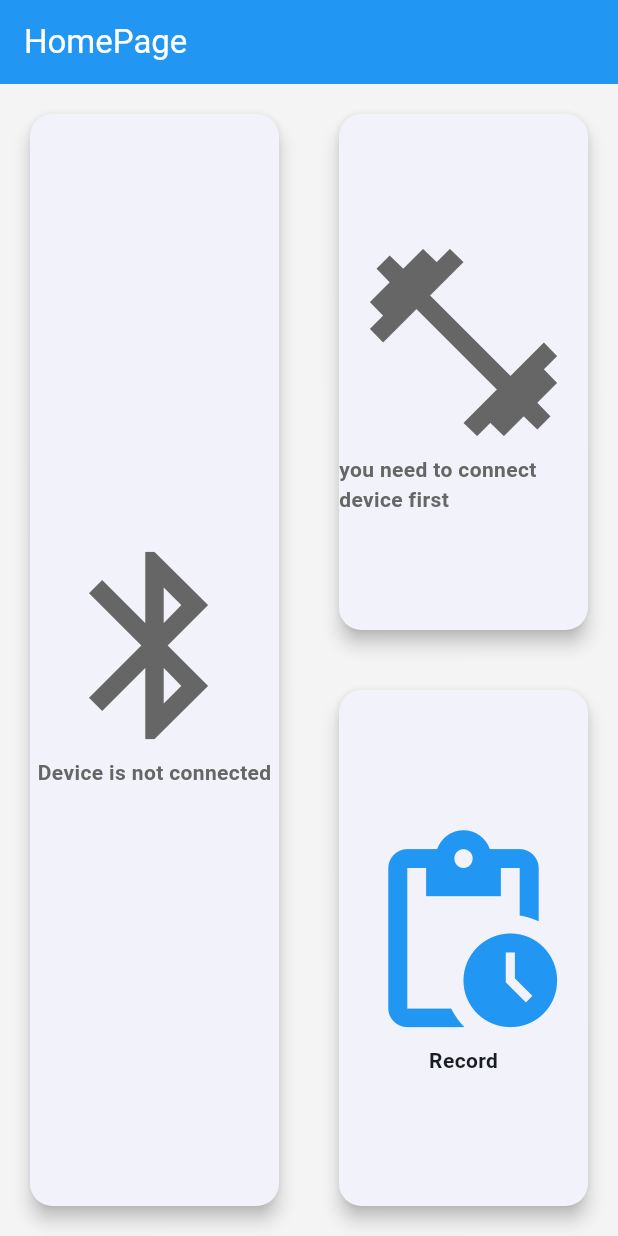
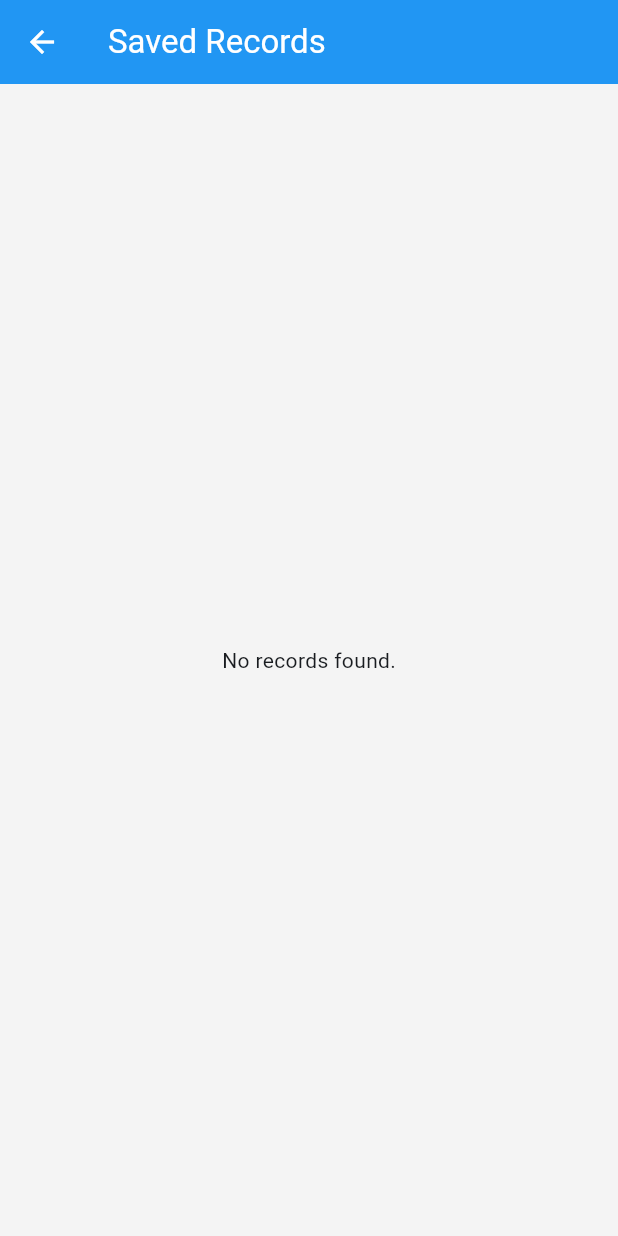
Before and after one commit to edward5419/force_platform, a Flutter app: the screen it shows after launch, after a tap on "Record", on a phone screen of 412 x 824 dp. Run offline on Flutter 3.47's test engine with Material 3 defaults, Android fonts, the phone set to English and light mode, and no system bars; our stand-ins replace fl_chart, get, just_audio, sqflite; missing offline and left inert: flutter_reactive_ble; accounts and stored records are empty.

Commit message:
On branch main Changes to be committed: 	modified:   lib/controllers/data_repository.dart 	new file:   lib/controllers/database_helper.dart 	modified:   lib/main.dart 	modified:   lib/pages/home_page.dart 	modified:   lib/pages/measure_page.dart 	new file:   lib/pages/saved_records_page.dart 	modified:   lib/widgets/force_chart.dart 	modified:   macos/Flutter/GeneratedPluginRegistrant.swift 	modified:   pubspec.lock 	modified:   pubspec.yaml
Untracked files:
	.vscode/

```diff
--- a/lib/controllers/data_repository.dart
+++ b/lib/controllers/data_repository.dart
@@ -1,6 +1,7 @@
-import 'package:flutter/material.dart';
 import 'package:get/get.dart';
 import 'package:force_platform/settings/chart_setting.dart';
+import './database_helper.dart'; // 실제 경로로 변경하세요
+import 'dart:convert';
 
 class DataRepository extends GetxService {
   final RxList<double> _dataStream1 = <double>[].obs;
@@ -21,11 +22,10 @@ class DataRepository extends GetxService {
       int length = _dataStream1.length;
       double sum = _dataStream1.reduce((a, b) => a + b);
       double avg = sum / length;
-      return List.generate(length, (index) {
-        return avg;
-      });
+      return List.generate(length, (index) => avg);
     }
   }
+
   List<double> get avgDataStream2 {
     if (_dataStream2.isEmpty)
       return [0.0];
@@ -33,13 +33,9 @@ class DataRepository extends GetxService {
       int length = _dataStream2.length;
       double sum = _dataStream2.reduce((a, b) => a + b);
       double avg = sum / length;
-      return List.generate(length, (index) {
-        return avg;
-      });
+      return List.generate(length, (index) => avg);
     }
   }
-
-
 
   // 데이터 업데이트를 제어하는 플래그
   RxBool isUpdating = true.obs;
@@ -79,5 +75,51 @@ class DataRepository extends GetxService {
   void clearData() {
     _dataStream1.clear();
     _dataStream2.clear();
+    _dataRecord1.clear();
+    _dataRecord2.clear();
+  }
+
+  // 데이터 기록을 데이터베이스에 저장하는 메서드
+  Future<void> saveDataRecord() async {
+    final dbHelper = DatabaseHelper();
+    String timestamp = DateTime.now().toIso8601String();
+
+    await dbHelper.insertDataRecord(timestamp, _dataRecord1, _dataRecord2);
+
+    print("Data saved at $timestamp");
+
+    //필요에 따라 저장 후 기록을 초기화할 수 있습니다.
+    clearData();
+    print('세이브 완료');
+  }
+
+  // 저장된 데이터 기록을 모두 가져오는 메서드
+  Future<List<DataRecord>> fetchDataRecords() async {
+    final dbHelper = DatabaseHelper();
+    final records = await dbHelper.getAllDataRecords();
+
+    return records.map((record) {
+      return DataRecord(
+        id: record['id'],
+        timestamp: record['timestamp'],
+        dataStream1: List<double>.from(jsonDecode(record['dataStream1'])),
+        dataStream2: List<double>.from(jsonDecode(record['dataStream2'])),
+      );
+    }).toList();
   }
 }
+
+// DataRecord 모델 클래스
+class DataRecord {
+  final int id;
+  final String timestamp;
+  final List<double> dataStream1;
+  final List<double> dataStream2;
+
+  DataRecord({
+    required this.id,
+    required this.timestamp,
+    required this.dataStream1,
+    required this.dataStream2,
+  });
+}
--- /dev/null
+++ b/lib/controllers/database_helper.dart
@@ -0,0 +1,68 @@
+import 'dart:convert';
+import 'package:sqflite/sqflite.dart';
+import 'package:path/path.dart';
+
+class DatabaseHelper {
+  static final DatabaseHelper _instance = DatabaseHelper._internal();
+
+  factory DatabaseHelper() => _instance;
+
+  static Database? _database;
+
+  DatabaseHelper._internal();
+
+  Future<Database> get database async {
+    if (_database != null) return _database!;
+
+    // 데이터베이스 초기화
+    _database = await _initDatabase();
+    return _database!;
+  }
+
+  Future<Database> _initDatabase() async {
+    String dbPath = await getDatabasesPath();
+    String path = join(dbPath, 'data_repository.db');
+
+    return await openDatabase(
+      path,
+      version: 1,
+      onCreate: _onCreate,
+      // 향후 스키마 변경 시 onUpgrade를 정의할 수 있습니다.
+    );
+  }
+
+  Future _onCreate(Database db, int version) async {
+    await db.execute('''
+      CREATE TABLE data_records (
+        id INTEGER PRIMARY KEY AUTOINCREMENT,
+        timestamp TEXT,
+        dataStream1 TEXT,
+        dataStream2 TEXT
+      )
+    ''');
+  }
+
+  Future<int> insertDataRecord(String timestamp, List<double> dataStream1,
+      List<double> dataStream2) async {
+    final db = await database;
+    return await db.insert(
+      'data_records',
+      {
+        'timestamp': timestamp,
+        'dataStream1': jsonEncode(dataStream1),
+        'dataStream2': jsonEncode(dataStream2),
+      },
+      conflictAlgorithm: ConflictAlgorithm.replace,
+    );
+  }
+
+  Future<List<Map<String, dynamic>>> getAllDataRecords() async {
+    final db = await database;
+    return await db.query('data_records', orderBy: 'id DESC');
+  }
+
+  Future<void> close() async {
+    final db = await database;
+    db.close();
+  }
+}
--- a/lib/main.dart
+++ b/lib/main.dart
@@ -1,6 +1,7 @@
 import 'package:flutter/material.dart';
 import 'package:force_platform/controllers/data_repository.dart';
 import 'package:force_platform/pages/home_page.dart';
+import 'package:force_platform/pages/saved_records_page.dart';
 import 'package:get/get.dart';
 import 'controllers/bluetooth_controller.dart';
 import 'pages/measure_page.dart';
@@ -32,6 +33,7 @@ class MyApp extends StatelessWidget {
         getPages: [
           GetPage(name: "/", page: () => HomePage()),
           GetPage(name: "/measure_page", page: () => MeasurePage()),
+          GetPage(name: "/saved_records_page", page: () => SavedRecordsPage())
         ],
         home: HomePage());
   }
--- a/lib/pages/home_page.dart
+++ b/lib/pages/home_page.dart
@@ -47,7 +47,7 @@ class HomePageBody extends StatelessWidget {
                   child: InkWell(
                     // InkWell을 Card 내부로 이동
                     onTap: () {
-                      // 터치 시 실행할 동작
+                      Get.toNamed('/saved_records_page');
                       print("Pending actions card tapped");
                     },
                     borderRadius: BorderRadius.circular(15), // Card와 같은 모서리 반경
--- /dev/null
+++ b/lib/pages/saved_records_page.dart
@@ -0,0 +1,111 @@
+import 'package:flutter/material.dart';
+import 'package:get/get.dart';
+import 'package:force_platform/controllers/data_repository.dart';
+//import 'package:force_platform/models/data_record.dart'; // DataRecord 모델 경로에 맞게 수정
+//import 'package:force_platform/pages/data_record_detail_page.dart';
+import 'package:intl/intl.dart'; // 날짜 포맷팅을 위해 필요
+
+class SavedRecordsPage extends StatelessWidget {
+  const SavedRecordsPage({super.key});
+
+  @override
+  Widget build(BuildContext context) {
+    final DataRepository dataRepository = Get.find<DataRepository>();
+
+    return Scaffold(
+      appBar: AppBar(
+        title: Text('Saved Records'),
+      ),
+      body: FutureBuilder<List<DataRecord>>(
+        future: dataRepository.fetchDataRecords(),
+        builder: (context, snapshot) {
+          if (snapshot.connectionState == ConnectionState.waiting) {
+            // 데이터 로딩 중
+            return Center(child: CircularProgressIndicator());
+          } else if (snapshot.hasError) {
+            // 에러 발생
+            return Center(child: Text('Error: ${snapshot.error}'));
+          } else if (!snapshot.hasData || snapshot.data!.isEmpty) {
+            // 데이터 없음
+            return Center(child: Text('No records found.'));
+          } else {
+            // 데이터가 존재할 경우 리스트 표시
+            final records = snapshot.data!;
+            return ListView.separated(
+              padding: EdgeInsets.all(16.0),
+              itemCount: records.length,
+              separatorBuilder: (context, index) => SizedBox(height: 12),
+              itemBuilder: (context, index) {
+                final record = records[index];
+                // timestamp를 읽기 쉬운 형식으로 변환
+                final formattedTimestamp = DateFormat('yyyy-MM-dd – kk:mm:ss')
+                    .format(DateTime.parse(record.timestamp));
+
+                return Card(
+                  elevation: 4,
+                  shape: RoundedRectangleBorder(
+                    borderRadius: BorderRadius.circular(15),
+                  ),
+                  child: InkWell(
+                    borderRadius: BorderRadius.circular(15),
+                    onTap: () {
+                      // DataRecordDetailPage로 이동하며 record 전달
+                      //Get.to(() => DataRecordDetailPage(dataRecord: record));
+                    },
+                    child: Padding(
+                      padding: const EdgeInsets.all(16.0),
+                      child: Row(
+                        children: [
+                          Icon(
+                            Icons.history,
+                            color: Colors.blueAccent,
+                            size: 40,
+                          ),
+                          SizedBox(width: 16),
+                          Expanded(
+                            child: Column(
+                              crossAxisAlignment: CrossAxisAlignment.start,
+                              children: [
+                                Text(
+                                  formattedTimestamp,
+                                  style: TextStyle(
+                                    fontSize: 16,
+                                    fontWeight: FontWeight.bold,
+                                  ),
+                                ),
+                                SizedBox(height: 8),
+                                Text(
+                                  'Data Stream 1: ${record.dataStream1.length} entries',
+                                  style: TextStyle(
+                                    fontSize: 14,
+                                    color: Colors.grey[700],
+                                  ),
+                                ),
+                                Text(
+                                  'Data Stream 2: ${record.dataStream2.length} entries',
+                                  style: TextStyle(
+                                    fontSize: 14,
+                                    color: Colors.grey[700],
+                                  ),
+                                ),
+                              ],
+                            ),
+                          ),
+                          Icon(
+                            Icons.arrow_forward_ios,
+                            color: Colors.grey,
+                            size: 16,
+                          ),
+                        ],
+                      ),
+                    ),
+                  ),
+                );
+              },
+            );
+          }
+        },
+      ),
+    );
+  }
+}
--- a/lib/widgets/force_chart.dart
+++ b/lib/widgets/force_chart.dart
@@ -62,6 +62,7 @@ class ForceChart extends StatelessWidget {
       duration: Duration.zero,
       LineChartData(
         // 기존의 LineChartData 설정들
+
         gridData: FlGridData(
           show: true,
           drawVerticalLine: true,
--- a/pubspec.yaml
+++ b/pubspec.yaml
@@ -39,6 +39,8 @@ dependencies:
 
   flutter_reactive_ble: ^5.3.1
   just_audio: ^0.9.41
+  sqflite: ^2.4.0
+  intl: ^0.19.0
 
 dev_dependencies:
   flutter_test:
```
Also changed, not shown: lib/pages/measure_page.dart (+15 -0 lines), pubspec.lock, 1 other file.
